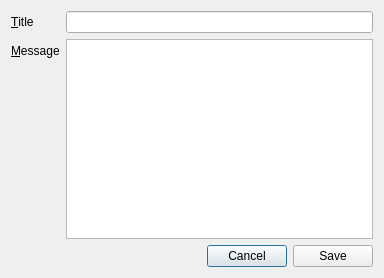
Above: FluidNexus/ui/FluidNexusNewMessage.ui from zeitkunst/FluidNexus before the change. Below: the same form after it.
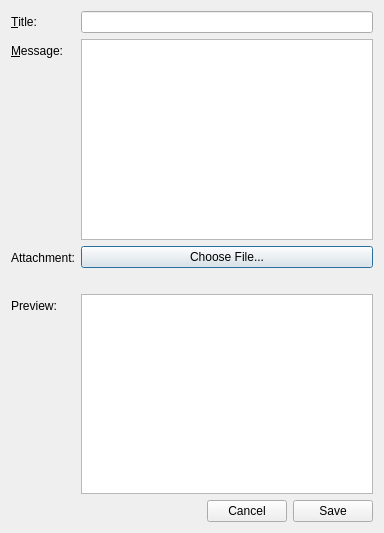
That is the form after the change.

Commit message: -- starting work on file dialog

What changed in the file:
```diff
--- a/FluidNexus/ui/FluidNexusNewMessage.ui
+++ b/FluidNexus/ui/FluidNexusNewMessage.ui
@@ -7,7 +7,7 @@
     <x>0</x>
     <y>0</y>
     <width>384</width>
-    <height>278</height>
+    <height>533</height>
    </rect>
   </property>
   <property name="windowTitle">
@@ -22,7 +22,10 @@
      <item row="0" column="0">
       <widget class="QLabel" name="label">
        <property name="text">
-        <string>&amp;Title</string>
+        <string>&amp;Title:</string>
+       </property>
+       <property name="margin">
+        <number>0</number>
        </property>
        <property name="buddy">
         <cstring>newMessageTitle</cstring>
@@ -35,7 +38,10 @@
      <item row="1" column="0">
       <widget class="QLabel" name="label_2">
        <property name="text">
-        <string>&amp;Message</string>
+        <string>&amp;Message:</string>
+       </property>
+       <property name="margin">
+        <number>0</number>
        </property>
        <property name="buddy">
         <cstring>newMessageBody</cstring>
@@ -45,7 +51,68 @@
      <item row="1" column="1">
       <widget class="QPlainTextEdit" name="newMessageBody"/>
      </item>
+     <item row="2" column="0">
+      <widget class="QLabel" name="attachmentLabel">
+       <property name="text">
+        <string>Attachment:</string>
+       </property>
+      </widget>
+     </item>
      <item row="2" column="1">
+      <layout class="QVBoxLayout" name="verticalLayout_3">
+       <item>
+        <widget class="QPushButton" name="fileSelectionButton">
+         <property name="text">
+          <string>Choose File...</string>
+         </property>
+        </widget>
+       </item>
+       <item>
+        <widget class="QLabel" name="fileSelectedLabel">
+         <property name="maximumSize">
+          <size>
+           <width>300</width>
+           <height>16777215</height>
+          </size>
+         </property>
+         <property name="text">
+          <string/>
+         </property>
+        </widget>
+       </item>
+      </layout>
+     </item>
+     <item row="3" column="0">
+      <widget class="QLabel" name="previewLabel">
+       <property name="enabled">
+        <bool>true</bool>
+       </property>
+       <property name="text">
+        <string>Preview:</string>
+       </property>
+      </widget>
+     </item>
+     <item row="3" column="1">
+      <widget class="QGraphicsView" name="previewImage">
+       <property name="enabled">
+        <bool>true</bool>
+       </property>
+      </widget>
+     </item>
+     <item row="4" column="0">
+      <spacer name="horizontalSpacer_2">
+       <property name="orientation">
+        <enum>Qt::Horizontal</enum>
+       </property>
+       <property name="sizeHint" stdset="0">
+        <size>
+         <width>40</width>
+         <height>20</height>
+        </size>
+       </property>
+      </spacer>
+     </item>
+     <item row="4" column="1">
       <layout class="QHBoxLayout" name="horizontalLayout_3">
        <item>
         <spacer name="horizontalSpacer">
```
Left out of the diff: 4 changed lines with no effect on the pictures. The commit also changes 5 other files.
